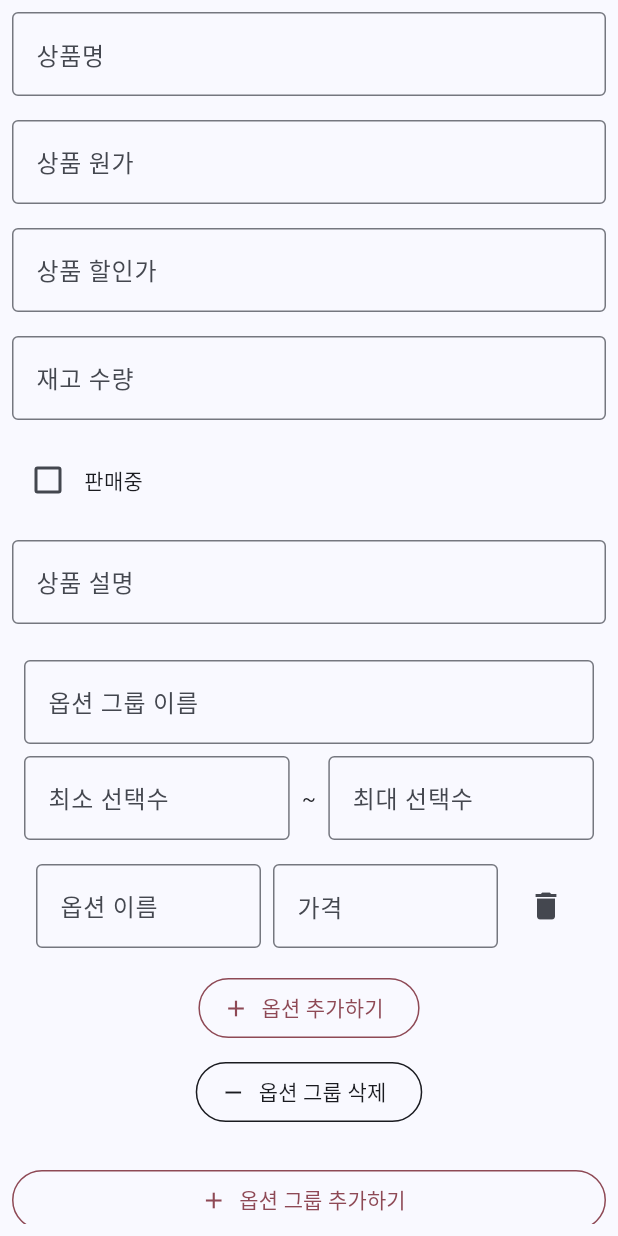
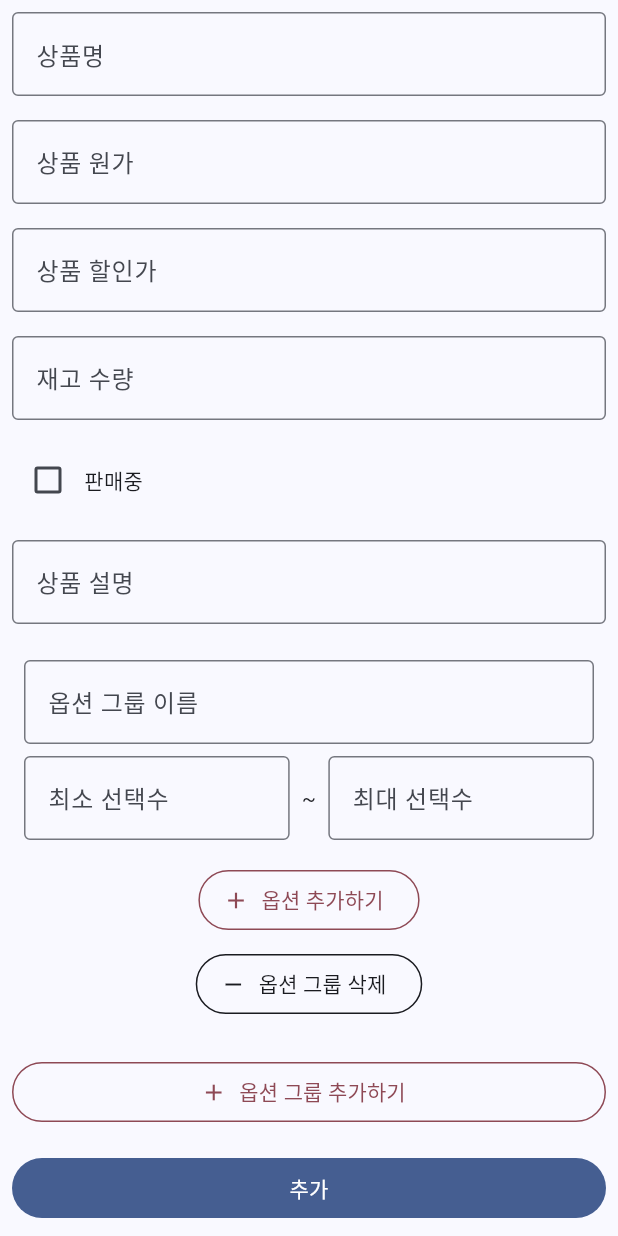
Before and after one commit to ErroredPasta/yumarket-flutter, a Flutter app: the ItemAddScreen screen opened by its route, after a tap on "옵션 그룹 추가하기", after a tap on "옵션 추가하기", after a tap on the "delete" icon, on a phone screen of 412 x 824 dp. Run offline on Flutter 3.47's test engine with Material 3 defaults, Android fonts, the phone set to English and light mode, and no system bars; our stand-ins replace firebase_core, firebase_database, flutter_bloc, freezed_annotation, get_it, go_router and 1 more; accounts and stored records are empty; generated files the repository leaves out were written again.

Commit message:
fix: fixed that option was not deleted when delete button clicked

```diff
--- a/lib/item_manage/ui/item_add/item_add_screen.dart
+++ b/lib/item_manage/ui/item_add/item_add_screen.dart
@@ -116,6 +116,9 @@ class _ItemAddScreenState extends State<ItemAddScreen> {
                     onDeleteOptionGroupClick: (optionGroup) {
                       bloc.add(DeleteOptionGroup(optionGroup));
                     },
+                    onDeleteOptionClick: (optionGroup, option) {
+                      bloc.add(DeleteOption(optionGroup, option));
+                    },
                   ),
                   const SizedBox(height: 16.0),
                   SizedBox(
--- a/lib/item_manage/ui/item_add/option_group_list.dart
+++ b/lib/item_manage/ui/item_add/option_group_list.dart
@@ -6,11 +6,14 @@ class OptionGroupList extends StatelessWidget {
   final List<TempOptionGroup> _optionGroups;
   final void Function(TempOptionGroup optionGroup) onAddOptionClick;
   final void Function(TempOptionGroup optionGroup) onDeleteOptionGroupClick;
+  final void Function(TempOptionGroup optionGroup, TempOption option)
+      onDeleteOptionClick;
 
   const OptionGroupList(
     this._optionGroups, {
     required this.onAddOptionClick,
     required this.onDeleteOptionGroupClick,
+    required this.onDeleteOptionClick,
     super.key,
   });
 
@@ -23,6 +26,7 @@ class OptionGroupList extends StatelessWidget {
             optionGroup,
             onAddOptionClick: onAddOptionClick,
             onDeleteOptionGroupClick: onDeleteOptionGroupClick,
+            onDeleteOptionClick: onDeleteOptionClick,
           )
       ],
     );
@@ -33,11 +37,14 @@ class OptionGroupListItem extends StatelessWidget {
   final TempOptionGroup _optionGroup;
   final void Function(TempOptionGroup optionGroup) onAddOptionClick;
   final void Function(TempOptionGroup optionGroup) onDeleteOptionGroupClick;
+  final void Function(TempOptionGroup optionGroup, TempOption option)
+      onDeleteOptionClick;
 
   const OptionGroupListItem(
     this._optionGroup, {
     required this.onAddOptionClick,
     required this.onDeleteOptionGroupClick,
+    required this.onDeleteOptionClick,
     super.key,
   });
 
@@ -87,7 +94,10 @@ class OptionGroupListItem extends StatelessWidget {
             ],
           ),
           const SizedBox(height: 8.0),
-          OptionList(_optionGroup.options),
+          OptionList(
+            _optionGroup.options,
+            onDeleteOptionClick: (option) { onDeleteOptionClick(_optionGroup, option); },
+          ),
           const SizedBox(height: 8.0),
           OutlinedButton.icon(
             onPressed: () {
--- a/lib/item_manage/ui/item_add/option_list.dart
+++ b/lib/item_manage/ui/item_add/option_list.dart
@@ -4,21 +4,31 @@ import 'item_add_state.dart';
 
 class OptionList extends StatelessWidget {
   final List<TempOption> _options;
+  final void Function(TempOption option) onDeleteOptionClick;
 
-  const OptionList(this._options, {super.key});
+  const OptionList(this._options,
+      {required this.onDeleteOptionClick, super.key,});
 
   @override
   Widget build(BuildContext context) {
     return Column(
-      children: [for (final option in _options) OptionListItem(option)],
+      children: [
+        for (final option in _options) OptionListItem(
+          option, onDeleteOptionClick: onDeleteOptionClick,
+        )
+      ],
     );
   }
 }
 
 class OptionListItem extends StatelessWidget {
   final TempOption _option;
+  final void Function(TempOption option) onDeleteOptionClick;
 
-  const OptionListItem(this._option, {super.key});
+  const OptionListItem(this._option, {
+    required this.onDeleteOptionClick,
+    super.key,
+  });
 
   @override
   Widget build(BuildContext context) {
@@ -51,7 +61,9 @@ class OptionListItem extends StatelessWidget {
             ),
           ),
           const SizedBox(width: 8.0),
-          IconButton(onPressed: () {}, icon: const Icon(Icons.delete))
+          IconButton(onPressed: () {
+            onDeleteOptionClick(_option);
+          }, icon: const Icon(Icons.delete))
         ],
       ),
     );
```
